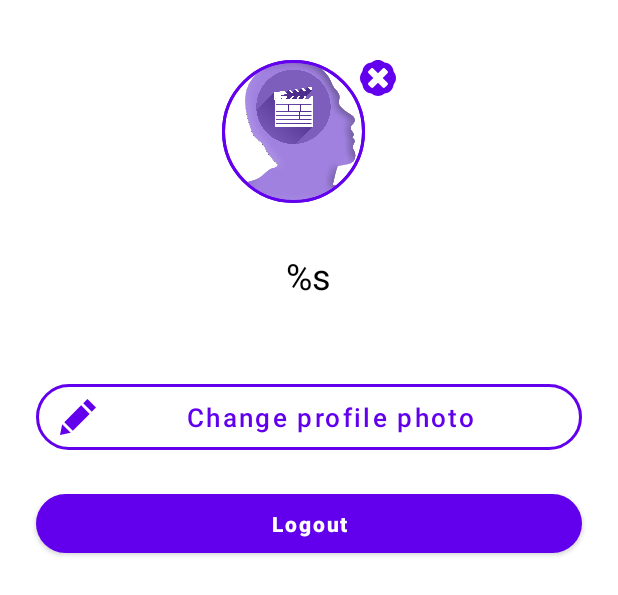
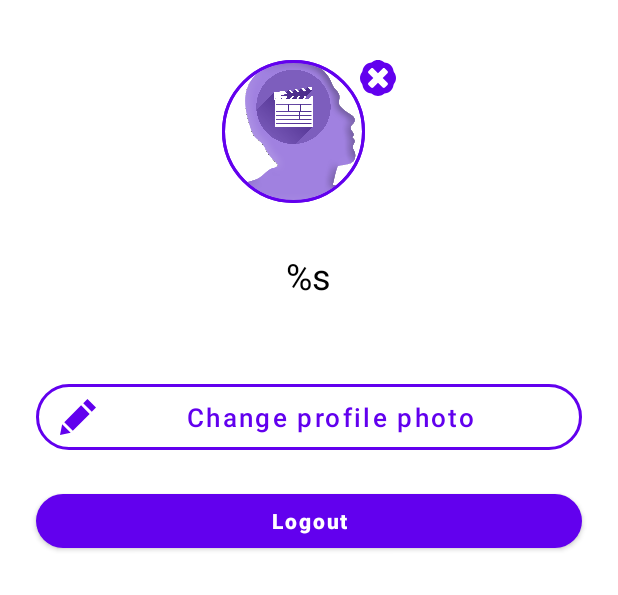
Before and after one commit to DanielIlievski/infinum-academy-shows-app-DanielIlievski, an Android app: the layout dialog_profile_settings.xml on its own in the app's theme, with its tools: preview values and no code run, on a phone screen of 412 x 824 dp. Shown: the top 595 px of the screen. Run offline under Robolectric (Android 15) with nearby library versions, the phone set to English and light mode, and no system bars.

Commit message:
Created custom style for MaterialButton and applied it to 'Logout', 'Write a review' and 'Submit' buttons

```diff
--- a/app/src/main/res/layout/dialog_profile_settings.xml
+++ b/app/src/main/res/layout/dialog_profile_settings.xml
@@ -2,7 +2,6 @@
 <LinearLayout
     xmlns:android="http://schemas.android.com/apk/res/android"
     xmlns:app="http://schemas.android.com/apk/res-auto"
-    xmlns:tools="http://schemas.android.com/tools"
     android:layout_width="match_parent"
     android:layout_height="match_parent"
     android:orientation="vertical">
@@ -25,6 +24,7 @@
             app:layout_constraintEnd_toEndOf="parent"
             app:layout_constraintStart_toStartOf="parent"
             app:layout_constraintTop_toTopOf="parent"/>
+
         <de.hdodenhof.circleimageview.CircleImageView
             android:id="@+id/previewProfilePhoto"
             android:layout_width="95dp"
@@ -41,13 +41,13 @@
             android:id="@+id/removeProfilePhoto"
             android:layout_width="wrap_content"
             android:layout_height="wrap_content"
+            android:layout_gravity="top|end"
             android:src="@drawable/ic_x_delete"
-            android:layout_gravity="top|end"
-            app:tint="?attr/colorPrimary"
             android:background="@color/white"
             android:clickable="true"
             android:focusable="true"
-            android:foreground="?attr/selectableItemBackground"/>
+            android:foreground="?attr/selectableItemBackground"
+            app:tint="?attr/colorPrimary"/>
 
     </FrameLayout>
 
@@ -73,7 +73,6 @@
         android:paddingVertical="10dp"
         android:clickable="true"
         android:backgroundTint="@color/white"
-        app:icon="@drawable/ic_edit_pencil"
         android:textFontWeight="700"
         android:textSize="17sp"
         android:textColor="?attr/colorPrimary"
@@ -82,22 +81,18 @@
         android:focusable="true"
         app:background="?attr/selectableItemBackground"
         app:cornerRadius="40dp"
+        app:icon="@drawable/ic_edit_pencil"
         app:strokeColor="?attr/colorPrimary"
         app:strokeWidth="2dp"/>
 
     <com.google.android.material.button.MaterialButton
         android:id="@+id/logout_button"
+        style="@style/CustomMaterialButton"
         android:layout_width="match_parent"
         android:layout_height="wrap_content"
         android:layout_marginHorizontal="24dp"
         android:layout_marginBottom="17dp"
-        android:paddingVertical="10dp"
-        android:clickable="true"
         android:text="@string/logout"
-        android:textAllCaps="false"
-        android:textStyle="bold"
-        android:focusable="true"
-        app:background="?attr/selectableItemBackground"
-        app:cornerRadius="40dp"/>
+        />
 
 </LinearLayout>
--- /dev/null
+++ b/app/src/main/res/values/styles.xml
@@ -0,0 +1,11 @@
+<?xml version="1.0" encoding="utf-8"?>
+<resources xmlns:tools="http://schemas.android.com/tools">
+    <style name="CustomMaterialButton" parent="Widget.MaterialComponents.Button">
+        <item name="android:textAllCaps">false</item>
+        <item name="android:textStyle">bold</item>
+        <item name="android:focusable">true</item>
+        <item name="android:clickable">true</item>
+        <item name="background">?attr/selectableItemBackground</item>
+        <item name="cornerRadius">40dp</item>
+    </style>
+</resources>
```
Also changed, not shown: app/src/main/res/layout/dialog_add_review.xml (+2 -6 lines), app/src/main/res/layout/fragment_login.xml (+12 -5 lines), app/src/main/res/layout/fragment_show_details.xml (+1 -6 lines).
